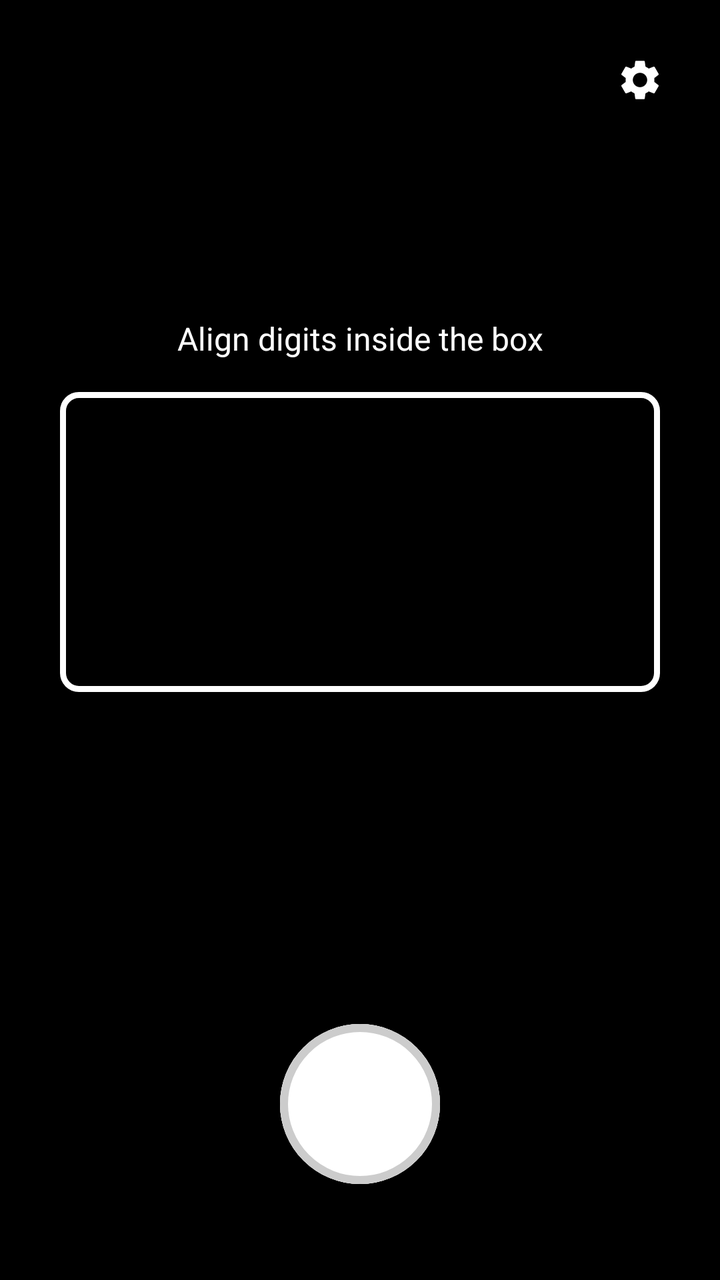
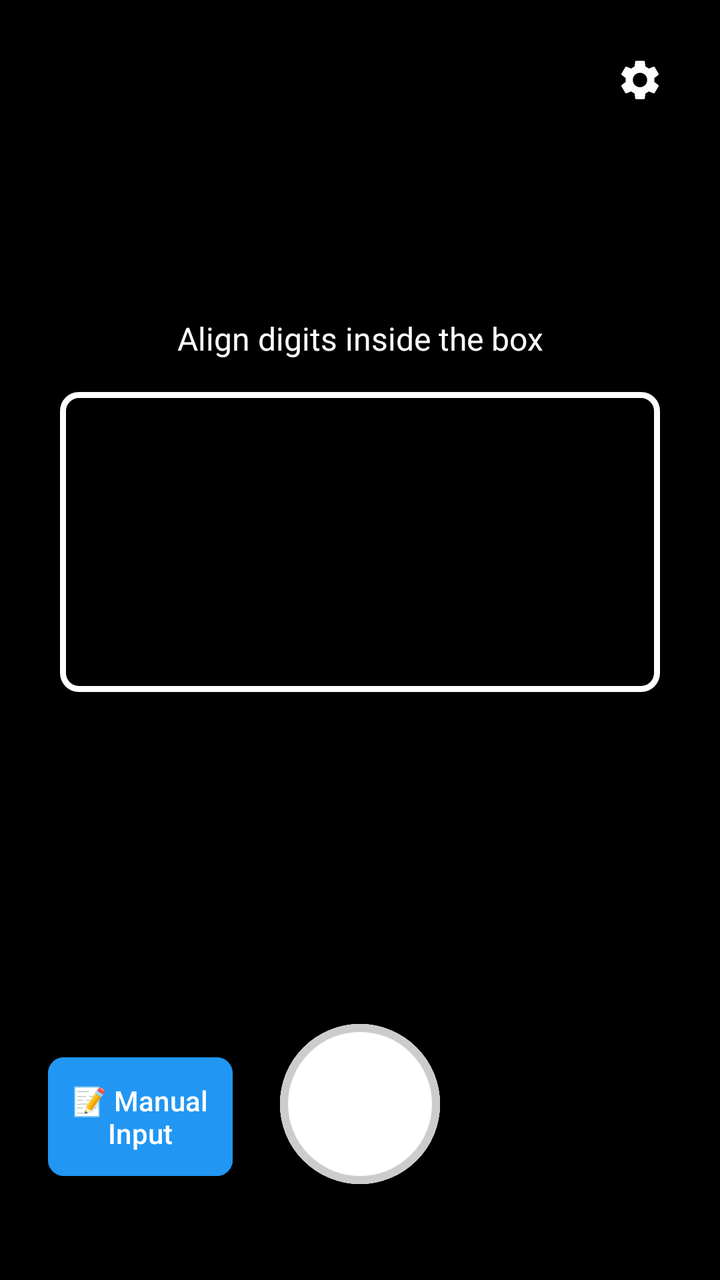

Screens rendered from an Android XML layout before and after an edit, with the pre-edit source and the edit as a unified diff.
<!-- AndroidManifest.xml: application theme Theme.MeterSnap -->
<!-- res/layout/activity_main.xml -->
<?xml version="1.0" encoding="utf-8"?>
<androidx.constraintlayout.widget.ConstraintLayout xmlns:android="http://schemas.android.com/apk/res/android"
    xmlns:app="http://schemas.android.com/apk/res-auto"
    xmlns:tools="http://schemas.android.com/tools"
    android:id="@+id/main"
    android:layout_width="match_parent"
    android:layout_height="match_parent"
    android:background="#000000"
    tools:context=".MainActivity">

    <FrameLayout
        android:id="@+id/camera_container"
        android:layout_width="match_parent"
        android:layout_height="match_parent"
        android:background="@android:color/black" />

    <ImageButton
        android:id="@+id/btn_settings"
        android:layout_width="48dp"
        android:layout_height="48dp"
        android:layout_marginTop="16dp"
        android:layout_marginEnd="16dp"
        android:background="?attr/selectableItemBackgroundBorderless"
        android:contentDescription="Settings"
        android:scaleType="centerInside"
        android:src="@drawable/ic_settings"
        app:layout_constraintEnd_toEndOf="parent"
        app:layout_constraintTop_toTopOf="parent"
        app:tint="#FFFFFF" />

    <View
        android:id="@+id/guide_box"
        android:layout_width="300dp"
        android:layout_height="150dp"
        android:background="@drawable/guide_box_border"
        app:layout_constraintBottom_toBottomOf="parent"
        app:layout_constraintEnd_toEndOf="parent"
        app:layout_constraintStart_toStartOf="parent"
        app:layout_constraintTop_toTopOf="parent"
        app:layout_constraintVertical_bias="0.4" />

    <TextView
        android:layout_width="wrap_content"
        android:layout_height="wrap_content"
        android:layout_marginBottom="16dp"
        android:text="Align digits inside the box"
        android:textColor="#FFFFFF"
        android:textSize="16sp"
        app:layout_constraintBottom_toTopOf="@+id/guide_box"
        app:layout_constraintEnd_toEndOf="@+id/guide_box"
        app:layout_constraintStart_toStartOf="@+id/guide_box" />

    <Button
        android:id="@+id/btn_snap"
        android:layout_width="80dp"
        android:layout_height="80dp"
        android:layout_marginBottom="48dp"
        android:backgroundTint="#FFFFFF"
        android:insetTop="0dp"
        android:insetBottom="0dp"
        android:text=""
        app:cornerRadius="40dp"
        app:layout_constraintBottom_toBottomOf="parent"
        app:layout_constraintEnd_toEndOf="parent"
        app:layout_constraintStart_toStartOf="parent"
        app:strokeColor="#CCCCCC"
        app:strokeWidth="4dp" />

</androidx.constraintlayout.widget.ConstraintLayout>
<!-- resources referenced by this layout -->
<resources>
  <!-- drawable guide_box_border (drawable) -->
  <?xml version="1.0" encoding="utf-8"?>
  <shape xmlns:android="http://schemas.android.com/apk/res/android"
      android:shape="rectangle">
      <solid android:color="#00000000" />
      <stroke
          android:width="3dp"
          android:color="#FFFFFF" />
      <corners android:radius="8dp" />
  </shape>
  <!-- drawable ic_settings (drawable) -->
  <vector xmlns:android="http://schemas.android.com/apk/res/android" android:height="24dp" android:tint="#FFFFFF" android:viewportHeight="24" android:viewportWidth="24" android:width="24dp">
        
      <path android:fillColor="@android:color/white" android:pathData="M19.14,12.94c0.04,-0.3 0.06,-0.61 0.06,-0.94c0,-0.32 -0.02,-0.64 -0.07,-0.94l2.03,-1.58c0.18,-0.14 0.23,-0.41 0.12,-0.61l-1.92,-3.32c-0.12,-0.22 -0.37,-0.29 -0.59,-0.22l-2.39,0.96c-0.5,-0.38 -1.03,-0.7 -1.62,-0.94L14.4,2.81c-0.04,-0.24 -0.24,-0.41 -0.48,-0.41h-3.84c-0.24,0 -0.43,0.17 -0.47,0.41L9.25,5.35C8.66,5.59 8.12,5.92 7.63,6.29L5.24,5.33c-0.22,-0.08 -0.47,0 -0.59,0.22L2.74,8.87C2.62,9.08 2.66,9.34 2.86,9.48l2.03,1.58C4.84,11.36 4.8,11.69 4.8,12s0.02,0.64 0.07,0.94l-2.03,1.58c-0.18,0.14 -0.23,0.41 -0.12,0.61l1.92,3.32c0.12,0.22 0.37,0.29 0.59,0.22l2.39,-0.96c0.5,0.38 1.03,0.7 1.62,0.94l0.36,2.54c0.05,0.24 0.24,0.41 0.48,0.41h3.84c0.24,0 0.44,-0.17 0.47,-0.41l0.36,-2.54c0.59,-0.24 1.13,-0.56 1.62,-0.94l2.39,0.96c0.22,0.08 0.47,0 0.59,-0.22l1.92,-3.32c0.12,-0.22 0.07,-0.47 -0.12,-0.61L19.14,12.94zM12,15.6c-1.98,0 -3.6,-1.62 -3.6,-3.6s1.62,-3.6 3.6,-3.6s3.6,1.62 3.6,3.6S13.98,15.6 12,15.6z"/>
      
  </vector>
  <style name="Theme.MeterSnap" parent="Base.Theme.MeterSnap" />
  <style name="Base.Theme.MeterSnap" parent="Theme.Material3.DayNight.NoActionBar">
          
          
      </style>
</resources>

<!-- the commit's change to res/layout/activity_main.xml (unified diff, before → after) -->
@@ -66,4 +66,19 @@
         app:strokeColor="#CCCCCC"
         app:strokeWidth="4dp" />
 
+    <Button
+        android:id="@+id/btn_manual_input"
+        android:layout_width="wrap_content"
+        android:layout_height="wrap_content"
+        android:layout_marginBottom="48dp"
+        android:layout_marginStart="24dp"
+        android:backgroundTint="#2196F3"
+        android:padding="12dp"
+        android:text="📝 Manual\nInput"
+        android:textColor="#FFFFFF"
+        android:textSize="14sp"
+        app:cornerRadius="8dp"
+        app:layout_constraintBottom_toBottomOf="parent"
+        app:layout_constraintStart_toStartOf="parent" />
+
 </androidx.constraintlayout.widget.ConstraintLayout>
